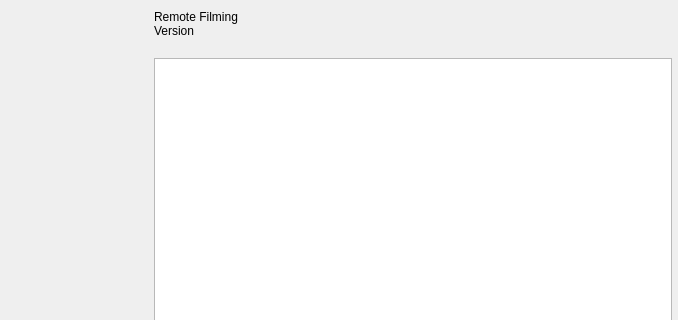
The window that vendor_skins/RemoteFilming-B/UI/forms/OBSAbout.ui (CoSMoSoftware/OBS-studio-webrtc) describes before a commit, drawn with Qt 5; both pictures show x 162 to 840 and y 0 to 320 of the 840 by 519 pixel window.
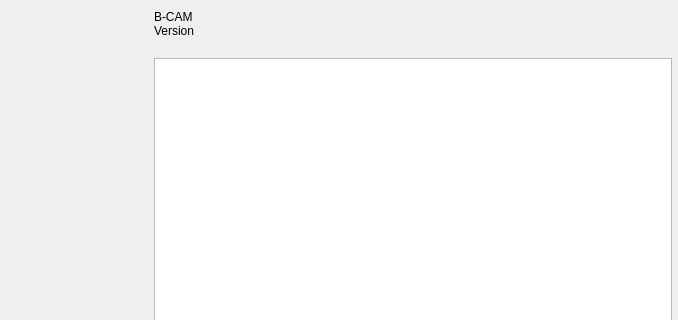
The same window after the commit. Icons and pictures are not drawn. Custom widgets are drawn as their Qt base class.

Diff of the .ui file:
```diff
--- a/vendor_skins/RemoteFilming-B/UI/forms/OBSAbout.ui
+++ b/vendor_skins/RemoteFilming-B/UI/forms/OBSAbout.ui
@@ -76,7 +76,7 @@
        <item>
         <widget class="QLabel" name="name">
          <property name="text">
-          <string notr="true">Remote Filming</string>
+          <string notr="true">B-CAM</string>
          </property>
         </widget>
        </item>
```
